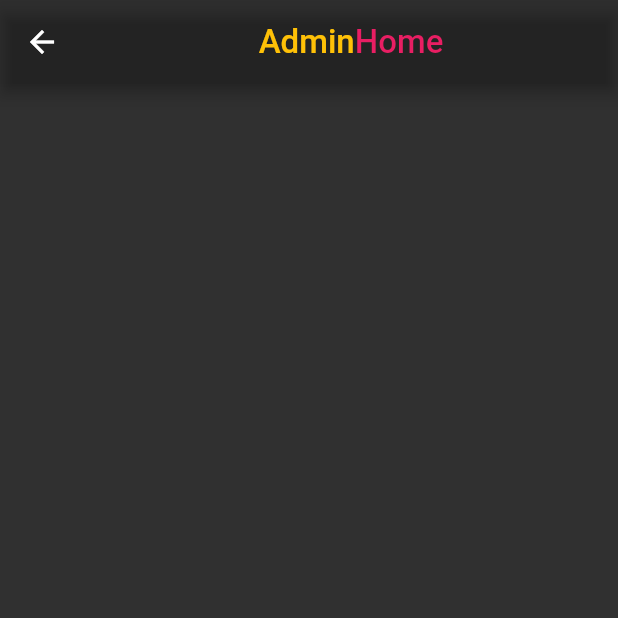
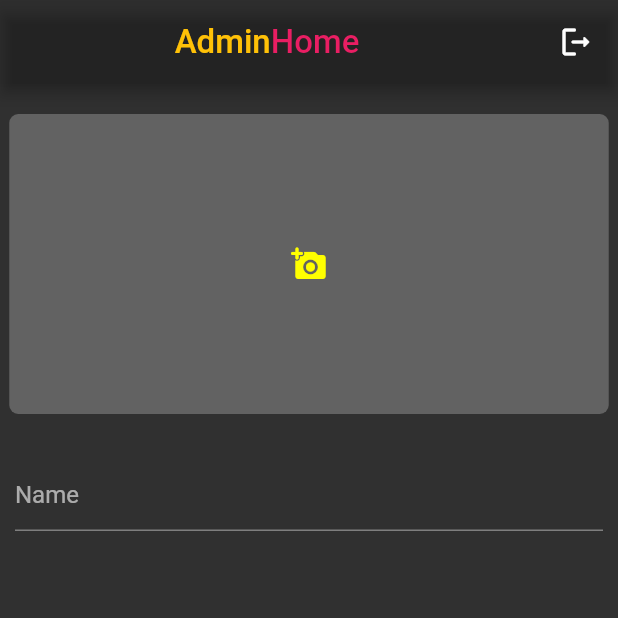
Before and after one commit to himanshu-dxm/blog_app, a Flutter app: the AdminHome screen opened directly, on a phone screen of 412 x 824 dp, the top half of it. Run offline on Flutter 3.47's test engine with Material 2 defaults, Android fonts, the phone set to English and light mode, and no system bars; missing offline and left inert: dart:ffi.

Commit message:
Changed admin home ui

```diff
--- a/lib/screens/admin/admin_home.dart
+++ b/lib/screens/admin/admin_home.dart
@@ -1,13 +1,95 @@
 import 'package:flutter/material.dart';
 import 'package:flutter_blog/utils/CommonUtils.dart';
 
-class AdminHome extends StatelessWidget {
+class AdminHome extends StatefulWidget {
   const AdminHome({Key? key}) : super(key: key);
 
   @override
+  _AdminHomeState createState() => _AdminHomeState();
+}
+
+class _AdminHomeState extends State<AdminHome> {
+
+  late String authorName,title;
+  @override
   Widget build(BuildContext context) {
     return Scaffold(
-      appBar: CommonUtils.myAppBar("Admin","Home"),
+      appBar: AppBar(
+        backgroundColor: Colors.transparent,
+        // elevation: 0.0,
+        title: Row(
+          mainAxisAlignment: MainAxisAlignment.center,
+          children: [
+            Text(
+              "Admin",
+              style: TextStyle(
+                color: Colors.amber,
+                fontSize: 22,
+              ),
+            ),
+            Text(
+              "Home",
+              style: TextStyle(
+                color: Colors.pink,
+                fontSize: 22,
+              ),
+            ),
+          ],
+        ),
+        centerTitle: true,
+        actions: <Widget>[
+          InkWell(
+            onTap: () {
+              //TODO Signout system
+            },
+            child: Container(
+              padding: EdgeInsets.symmetric(horizontal: 16),
+              child: Icon(Icons.logout_rounded),
+            ),
+          )
+        ],
+      ),
+      body: Container(
+        child: Column(
+          children: [
+            SizedBox(height: 10,),
+            Container(
+              child: Column(
+                children: [
+                  SizedBox(height: 10,),
+                  Container(
+                    // padding: EdgeInsets.all(6),
+                    height: 200,
+                    width: MediaQuery.of(context).size.width*0.97,
+                    decoration: BoxDecoration(
+                      color: Colors.white24,
+                      borderRadius: BorderRadius.circular(6),
+                    ),
+                    child: Center(
+                      child: Icon(Icons.add_a_photo_rounded,color: Colors.yellowAccent,),
+                    ),
+                  ),
+                  SizedBox(height: 30,),
+                  Container(
+                    padding: EdgeInsets.symmetric(horizontal: 10),
+                    child: Column(
+                      children: [
+                        TextField(
+                          decoration: InputDecoration(hintText: "Name"),
+                          onChanged: (val) {
+                            authorName = val;
+                            print(authorName);
+                          },
+                        ),
+                      ],
+                    ),
+                  ),
+                ],
+              ),
+            ),
+          ],
+        ),
+      ),
     );
   }
 }
--- a/lib/screens/admin/admin_login.dart
+++ b/lib/screens/admin/admin_login.dart
@@ -1,4 +1,5 @@
 import 'package:flutter/material.dart';
+import 'package:flutter_blog/screens/admin/admin_home.dart';
 import 'package:flutter_blog/utils/CommonUtils.dart';
 
 class AdminLogin extends StatefulWidget {
@@ -13,6 +14,22 @@ class _AdminLoginState extends State<AdminLogin> {
   Widget build(BuildContext context) {
     return Scaffold(
       appBar: CommonUtils.myAppBar("Admin","Login"),
+      body: Container(
+        child: Column(
+          // mainAxisAlignment: MainAxisAlignment.center,
+          crossAxisAlignment: CrossAxisAlignment.center,
+          children: [
+            ElevatedButton(
+                onPressed: () {
+                  Navigator.pushReplacement(
+                    context,
+                      MaterialPageRoute(builder: (context) => AdminHome())
+                  );
+                },
+                child: Text("Login"))
+          ],
+        ),
+      ),
     );
   }
 }
```
